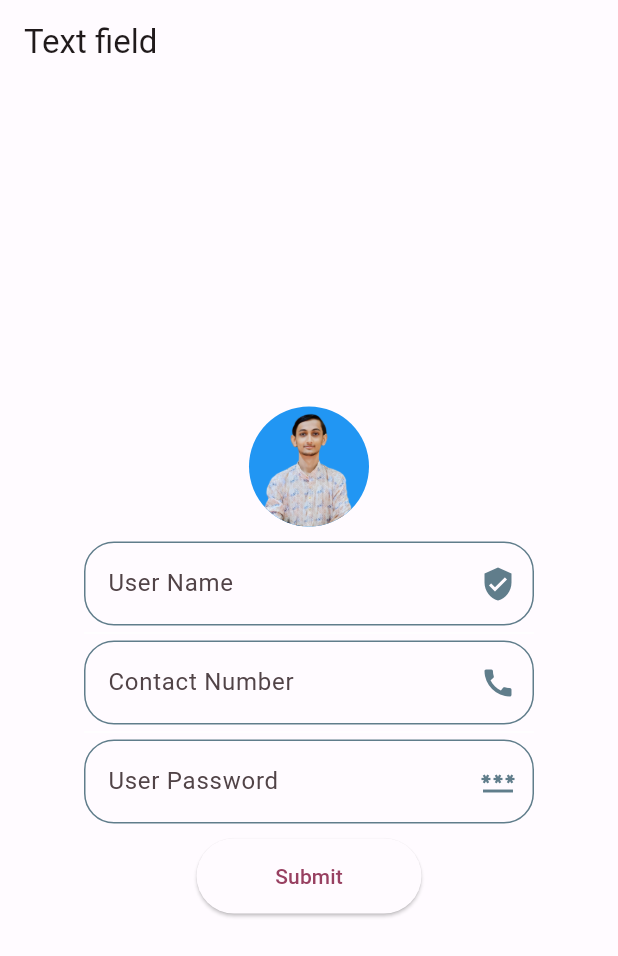
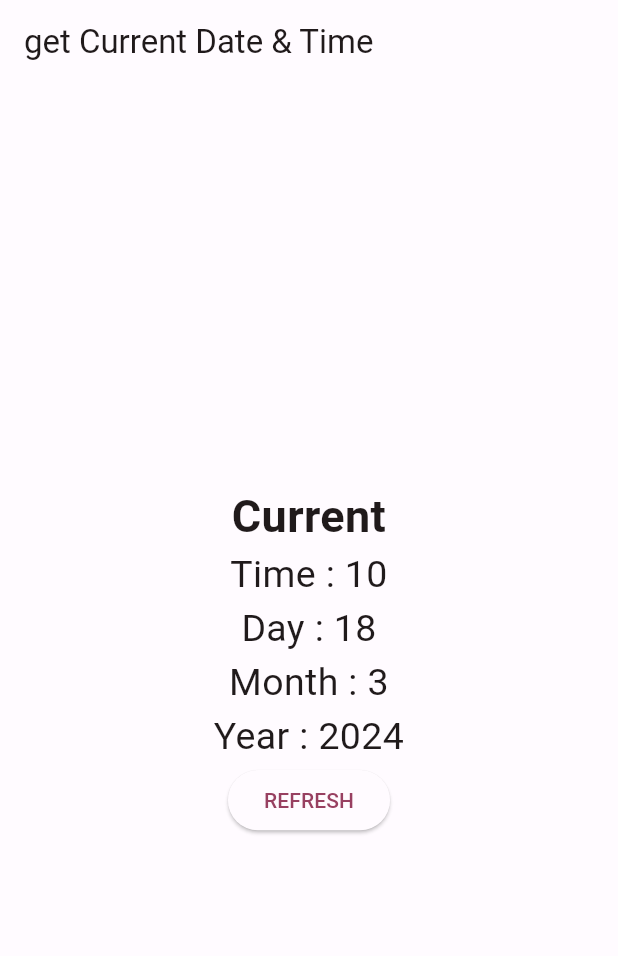
Before and after one commit to jeelpatel001/first_flutter_app, a Flutter app: the screen it shows after launch, on a phone screen of 412 x 824 dp. Shown: the top 956 px of the screen. Run offline on Flutter 3.47's test engine with Material 3 defaults, Android fonts, the phone set to English and light mode, and no system bars.

Commit message:
get date and time

```diff
--- /dev/null
+++ b/lib/_21_get_date_and_time.dart
@@ -0,0 +1,61 @@
+import 'package:flutter/material.dart';
+
+class MyDateAndTime extends StatefulWidget {
+  const MyDateAndTime({super.key});
+
+  @override
+  State<MyDateAndTime> createState() => _MyDateAndTimeState();
+}
+
+class _MyDateAndTimeState extends State<MyDateAndTime> {
+  // var shortTime = t;
+
+  @override
+  Widget build(BuildContext context) {
+    var time = DateTime.now();
+
+    return Scaffold(
+      appBar: AppBar(
+        title: const Text("get Current Date & Time"),
+      ),
+      body: Center(
+        child: Column(
+          mainAxisAlignment: MainAxisAlignment.center,
+          children: [
+            const Text(
+              "Current",
+              textAlign: TextAlign.center,
+              style: TextStyle(fontSize: 30, fontWeight: FontWeight.w600),
+            ),
+            Text(
+              "Time : ${time.hour}",
+              textAlign: TextAlign.center,
+              style: const TextStyle(fontSize: 25),
+            ),
+            Text(
+              "Day : ${time.day}",
+              textAlign: TextAlign.center,
+              style: const TextStyle(fontSize: 25),
+            ),
+            Text(
+              "Month : ${time.month}",
+              textAlign: TextAlign.center,
+              style: const TextStyle(fontSize: 25),
+            ),
+            Text(
+              "Year : ${time.year}",
+              textAlign: TextAlign.center,
+              style: const TextStyle(fontSize: 25),
+            ),
+            ElevatedButton(
+              onPressed: () {
+                setState(() {});
+              },
+              child: const Text("REFRESH"),
+            )
+          ],
+        ),
+      ),
+    );
+  }
+}
--- a/lib/main.dart
+++ b/lib/main.dart
@@ -1,11 +1,22 @@
 import 'package:first_flutter_app/_19_card_widget.dart';
 import 'package:first_flutter_app/_20_text_input_widget.dart';
+import 'package:first_flutter_app/_21_get_date_and_time.dart';
 import 'package:flutter/material.dart';
 
+import '_10_List_View_StaticData.dart';
 import '_11_List_View_DynamicData.dart';
 import '_12_Container_Decoration.dart';
 import '_13_Expanded_Widget.dart';
 import '_15_list_tile.dart';
+import '_16_circle_avtar.dart';
+import '_17_custom_fonts.dart';
+import '_1_Container.dart';
+import '_2_Text_Button_Widget.dart';
+import '_5_Insert_Image.dart';
+import '_6_Row.dart';
+import '_7_Column.dart';
+import '_8_InkWell.dart';
+import '_9_ScrollView.dart';
 import 'color_schemes.g.dart';
 
 void main() {
@@ -45,7 +56,10 @@ class MyApp extends StatelessWidget {
       // home: const MyCircleAvtar(),
       // home: const MyCustomFonts(),
       // home: const MyCardWidget(),
-      home: const MyTextField(),
+      // home: const MyTextField(),
+      home: const MyDateAndTime(),
+
+
     );
   }
 }
```
